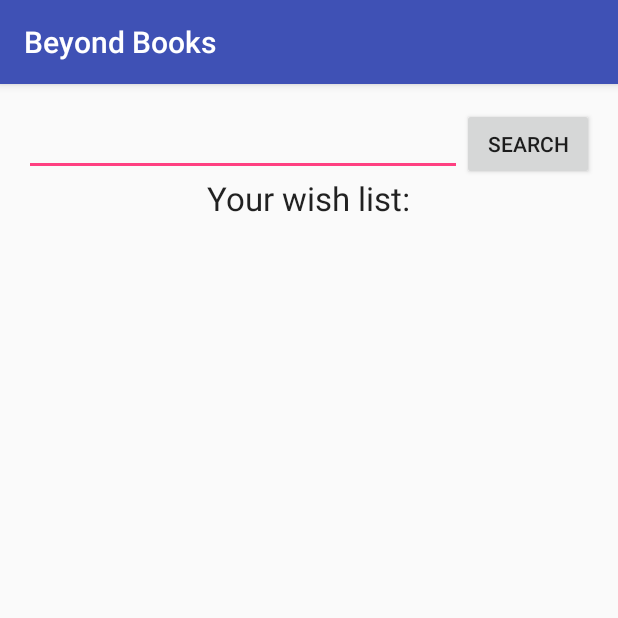
After one commit to TheHackstreetBoys/BeyondBooks, an Android app: the Frame10 screen opened directly, with no data from a screen before it, on a phone screen of 412 x 824 dp, the top half of it. The commit adds this screen. Run offline under Robolectric (Android 15) with nearby library versions, the phone set to English and light mode, and no system bars.

Commit message:
frame 10 and 11

```diff
--- a/androidApp/BeyondBooks/app/src/main/AndroidManifest.xml
+++ b/androidApp/BeyondBooks/app/src/main/AndroidManifest.xml
@@ -18,6 +18,10 @@
                 <category android:name="android.intent.category.LAUNCHER" />
             </intent-filter>
         </activity>
+        <activity android:name=".Frame10" >
+        </activity>
+        <activity android:name=".Frame11" >
+        </activity>
     </application>
 
 </manifest>
--- /dev/null
+++ b/androidApp/BeyondBooks/app/src/main/java/in/ac/iiitv/beyondbooks/Frame10.java
@@ -0,0 +1,13 @@
+package in.ac.iiitv.beyondbooks;
+
+import android.support.v7.app.AppCompatActivity;
+import android.os.Bundle;
+
+public class Frame10 extends AppCompatActivity {
+
+    @Override
+    protected void onCreate(Bundle savedInstanceState) {
+        super.onCreate(savedInstanceState);
+        setContentView(R.layout.activity_frame10);
+    }
+}
--- /dev/null
+++ b/androidApp/BeyondBooks/app/src/main/res/layout/activity_frame10.xml
@@ -0,0 +1,52 @@
+<?xml version="1.0" encoding="utf-8"?>
+<RelativeLayout xmlns:android="http://schemas.android.com/apk/res/android"
+    xmlns:tools="http://schemas.android.com/tools" android:layout_width="match_parent"
+    android:layout_height="match_parent" android:paddingLeft="@dimen/activity_horizontal_margin"
+    android:paddingRight="@dimen/activity_horizontal_margin"
+    android:paddingTop="@dimen/activity_vertical_margin"
+    android:paddingBottom="@dimen/activity_vertical_margin" tools:context=".adi_main">
+
+    <EditText
+        android:layout_width="match_parent"
+        android:layout_height="wrap_content"
+        android:id="@+id/editText3"
+
+        android:layout_alignTop="@+id/button"
+        android:layout_toLeftOf="@+id/button"
+        android:layout_toStartOf="@+id/button" />
+
+    <Button
+        android:layout_width="wrap_content"
+        android:layout_height="wrap_content"
+        android:text="Search"
+        android:id="@+id/button"
+        android:layout_alignParentTop="true"
+        android:layout_alignParentRight="true"
+        android:layout_alignParentEnd="true" />
+
+
+    <TextView
+        android:layout_width="wrap_content"
+        android:layout_height="wrap_content"
+        android:textAppearance="?android:attr/textAppearanceLarge"
+        android:text="Your wish list:"
+        android:id="@+id/textView3"
+        android:layout_below="@+id/editText3"
+        android:layout_centerHorizontal="true" />
+
+    <ScrollView
+        android:layout_width="match_parent"
+        android:layout_height="match_parent"
+        android:id="@+id/scrollView"
+        android:layout_alignParentBottom="true"
+        android:layout_below="@+id/textView3">
+        <ListView
+            android:layout_width="wrap_content"
+            android:layout_height="wrap_content"
+            android:id="@+id/listView"
+            android:layout_below="@+id/textView"
+            />
+    </ScrollView>
+
+
+</RelativeLayout>
--- a/androidApp/BeyondBooks/app/src/main/res/values/colors.xml
+++ b/androidApp/BeyondBooks/app/src/main/res/values/colors.xml
@@ -3,4 +3,5 @@
     <color name="colorPrimary">#3F51B5</color>
     <color name="colorPrimaryDark">#303F9F</color>
     <color name="colorAccent">#FF4081</color>
+    <color name="ourtheme">#3fa9f5</color>
 </resources>
```
Also changed, not shown: androidApp/BeyondBooks/app/src/main/java/in/ac/iiitv/beyondbooks/Frame11.java (added, +13 -0 lines), androidApp/BeyondBooks/app/src/main/res/layout/activity_frame11.xml (added, +40 -0 lines).
